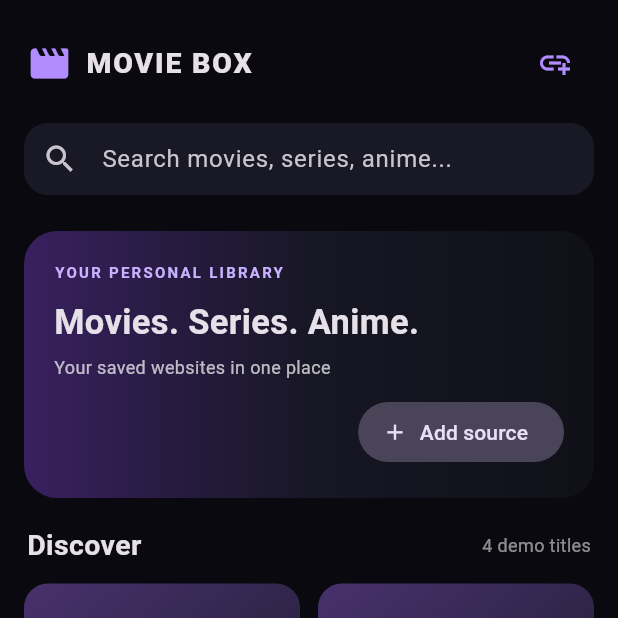
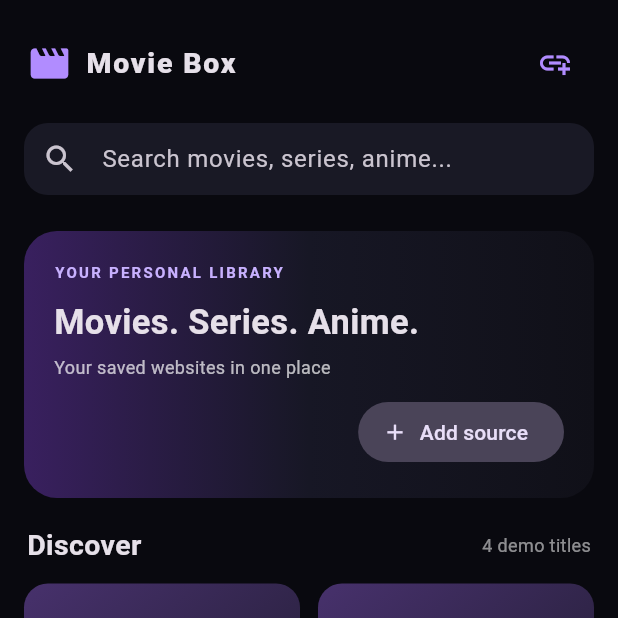
Before and after one commit to mgsamir/MovieBox, a Flutter app: the screen it shows after launch, on a phone screen of 412 x 824 dp, the top half of it. Run offline on Flutter 3.47's test engine with Material 3 defaults, Android fonts, the phone set to English and light mode, and no system bars; our stand-ins replace shared_preferences, supabase_flutter, video_player, webview_flutter; accounts and stored records are empty.

Commit message:
Use Movie Box title casing in app header

```diff
--- a/app/lib/screens/home_screen.dart
+++ b/app/lib/screens/home_screen.dart
@@ -119,7 +119,7 @@ class _HomeScreenState extends State<HomeScreen> {
         child: Row(children: [
           const Icon(Icons.movie_creation_rounded, color: _accent, size: 30),
           const SizedBox(width: 9),
-          const Text('MOVIE BOX', style: TextStyle(fontSize: 19, fontWeight: FontWeight.w900, letterSpacing: 1.2)),
+          const Text('Movie Box', style: TextStyle(fontSize: 19, fontWeight: FontWeight.w900, letterSpacing: 1.2)),
           const Spacer(),
           IconButton(onPressed: _addSource, icon: const Icon(Icons.add_link, color: _accent)),
         ]),
```
